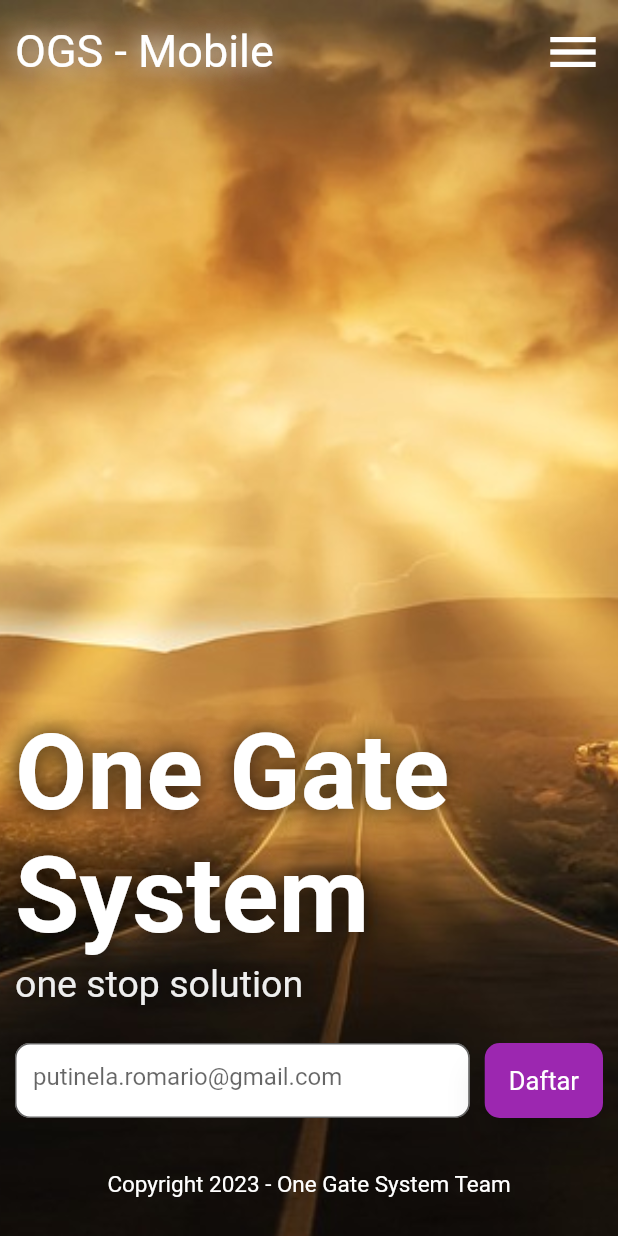
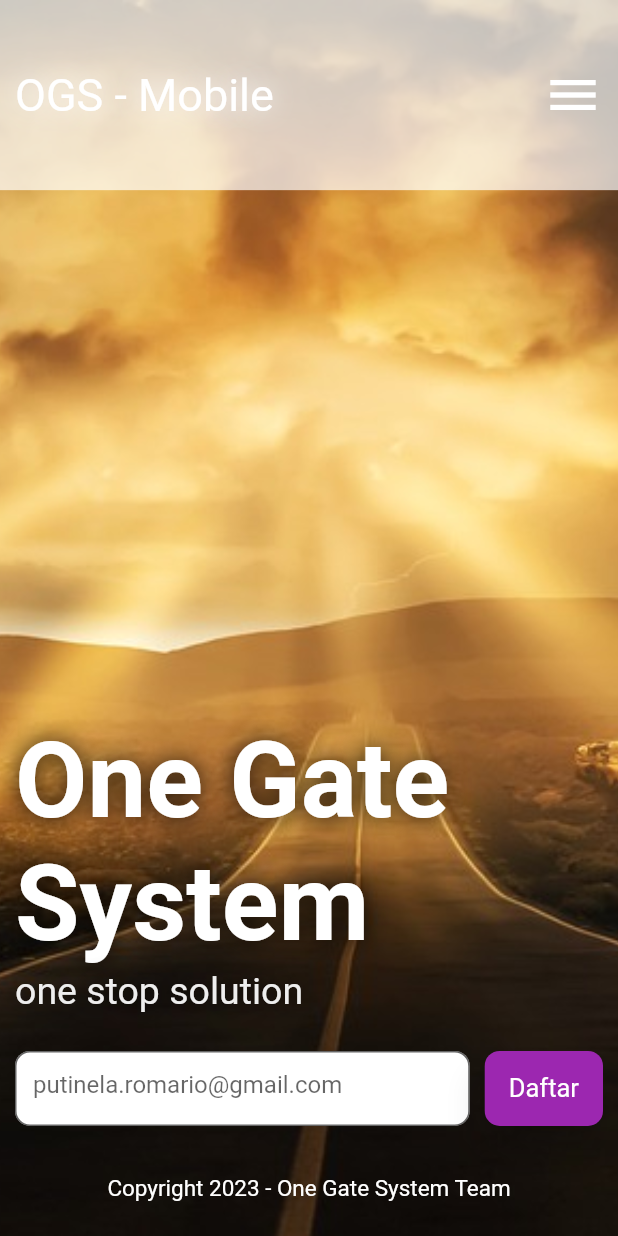
Before and after one commit to Marioello/one_gate_system, a Flutter app: the screen it shows after launch, on a phone screen of 412 x 824 dp. Run offline on Flutter 3.47's test engine with Material 2 defaults, Android fonts, the phone set to English and light mode, and no system bars; our stand-ins replace cloud_firestore, firebase_auth, firebase_core, flutter_spinkit; accounts and stored records are empty; Roboto replaces fonts that are missing (Montserrat-Regular).

```diff
--- a/lib/pages/home/home.dart
+++ b/lib/pages/home/home.dart
@@ -1,7 +1,7 @@
 import 'package:flutter/material.dart';
-import 'package:one_gate_system/pages/home/body.dart';
+import 'package:one_gate_system/pages/home/old_home_widgets/body.dart';
 import 'package:one_gate_system/shared/helper.dart';
-import 'package:one_gate_system/pages/home/navbar.dart';
+import 'package:one_gate_system/pages/home/old_home_widgets/navbar.dart';
 
 class HomePage extends StatelessWidget {
   const HomePage({super.key});
--- a/lib/pages/home/home2.dart
+++ b/lib/pages/home/home2.dart
@@ -3,6 +3,7 @@ import 'package:one_gate_system/pages/home/widgets/body.dart';
 import 'package:one_gate_system/pages/home/widgets/footer.dart';
 import 'package:one_gate_system/pages/home/widgets/header.dart';
 import 'package:one_gate_system/responsive.dart';
+import 'package:one_gate_system/shared/helper.dart';
 
 class HomePage2 extends StatelessWidget {
   const HomePage2({super.key});
@@ -28,7 +29,7 @@ class HomePage2 extends StatelessWidget {
             children: [
               // Header
               Expanded(
-                flex: 1,
+                flex: 2,
                 child: HomeHeader(size: size, mobileMode: true),
               ),
               // Body
@@ -47,7 +48,7 @@ class HomePage2 extends StatelessWidget {
             children: [
               // Header
               Expanded(
-                flex: 1,
+                flex: 2,
                 child: HomeHeader(size: size, tabletMode: true),
               ),
               // Body
@@ -62,14 +63,12 @@ class HomePage2 extends StatelessWidget {
               ),
             ],
           ),
-          desktop: Padding(
-            padding: EdgeInsets.symmetric(vertical: h * 2, horizontal: w * 1),
-            child: Column(
+          desktop: Column(
             mainAxisAlignment: MainAxisAlignment.start,
             children: [
               // Header
               Expanded(
-                  flex: 1,
+                flex: 2,
                 child: HomeHeader(size: size, desktopMode: true),
               ),
               // Body
@@ -84,6 +83,13 @@ class HomePage2 extends StatelessWidget {
               ),
             ],
           ),
+          tooSmall: Column(
+            mainAxisAlignment: MainAxisAlignment.center,
+            children: [
+              Center(
+                child: textHelper('Halaman terlalu kecil'),
+              ),
+            ],
           ),
         ),
       ),
--- a/lib/pages/home/widgets/header.dart
+++ b/lib/pages/home/widgets/header.dart
@@ -31,12 +31,26 @@ class HomeHeader extends StatelessWidget {
       mode = 'Desktop';
     }
 
-    print('h * 1: ${h * 1}');
+    double hPad = 10;
+    double btnHeight = 15;
+    if (mobileMode) {
+      hPad = 10;
+    }
+    if (tabletMode) {
+      hPad = 10;
+      btnHeight = 10;
+    }
+    if (desktopMode) {
+      btnHeight = 8;
+    }
+
+    print('hPad: $hPad\nbtnHeight: $btnHeight\n');
 
     return Container(
-      color: Colors.transparent,
+      // color: Colors.transparent,
+      color: Colors.white70,
       child: Padding(
-        padding: const EdgeInsets.all(10),
+        padding: EdgeInsets.all(hPad),
         child: Row(
           mainAxisAlignment: MainAxisAlignment.spaceBetween,
           children: [
@@ -63,7 +77,7 @@ class HomeHeader extends StatelessWidget {
                 ),
                 onPressed: () {},
                 child: Padding(
-                  padding: const EdgeInsets.symmetric(vertical: 15),
+                  padding: EdgeInsets.symmetric(vertical: btnHeight),
                   child: textHelper('Login', size: 17.0, color: Colors.white),
                 ),
               ),
--- a/lib/responsive.dart
+++ b/lib/responsive.dart
@@ -4,12 +4,14 @@ class Responsive extends StatelessWidget {
   final Widget mobile;
   final Widget tablet;
   final Widget desktop;
+  final Widget tooSmall;
 
   const Responsive({
     Key? key,
     required this.mobile,
     required this.tablet,
     required this.desktop,
+    required this.tooSmall,
   }) : super(key: key);
 
 // This size work fine on my design, maybe you need some customization depends on your design
@@ -25,6 +27,9 @@ class Responsive extends StatelessWidget {
   static bool isDesktop(BuildContext context) =>
       MediaQuery.of(context).size.width >= 1100;
 
+  static bool isTooSmall(BuildContext context) =>
+      MediaQuery.of(context).size.width < 340;
+
   @override
   Widget build(BuildContext context) {
     return LayoutBuilder(
@@ -38,8 +43,12 @@ class Responsive extends StatelessWidget {
           return tablet;
         }
         // Or less then that we called it mobile
+        else if (constraints.maxWidth >= 340 && constraints.maxWidth < 650) {
+          return mobile;
+        }
+        // Or less then that we called it mobile
         else {
-          return mobile;
+          return tooSmall;
         }
       },
     );
```
Lines whose indentation alone changed are shown as unchanged.
